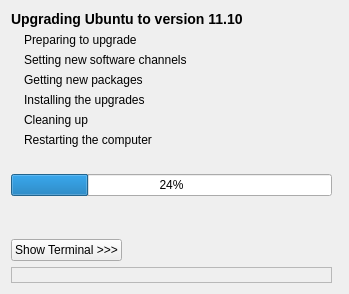
Old version of the form DistUpgrade/window_main.ui in the repository stek29/ubuntu-release-upgrader.
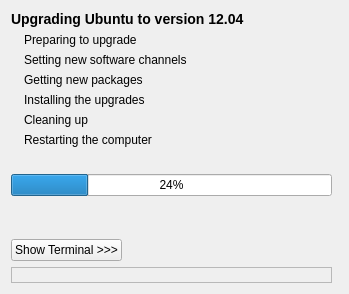
New version of the form.

Patch:
```diff
--- a/DistUpgrade/window_main.ui
+++ b/DistUpgrade/window_main.ui
@@ -235,7 +235,7 @@
    <item row="0" column="0" colspan="4" >
     <widget class="QLabel" name="label_title" >
      <property name="text" >
-      <string>&lt;b>&lt;big>Upgrading Ubuntu to version 11.10&lt;/big>&lt;/b></string>
+      <string>&lt;b>&lt;big>Upgrading Ubuntu to version 12.04&lt;/big>&lt;/b></string>
      </property>
      <property name="wordWrap" >
       <bool>false</bool>
```
